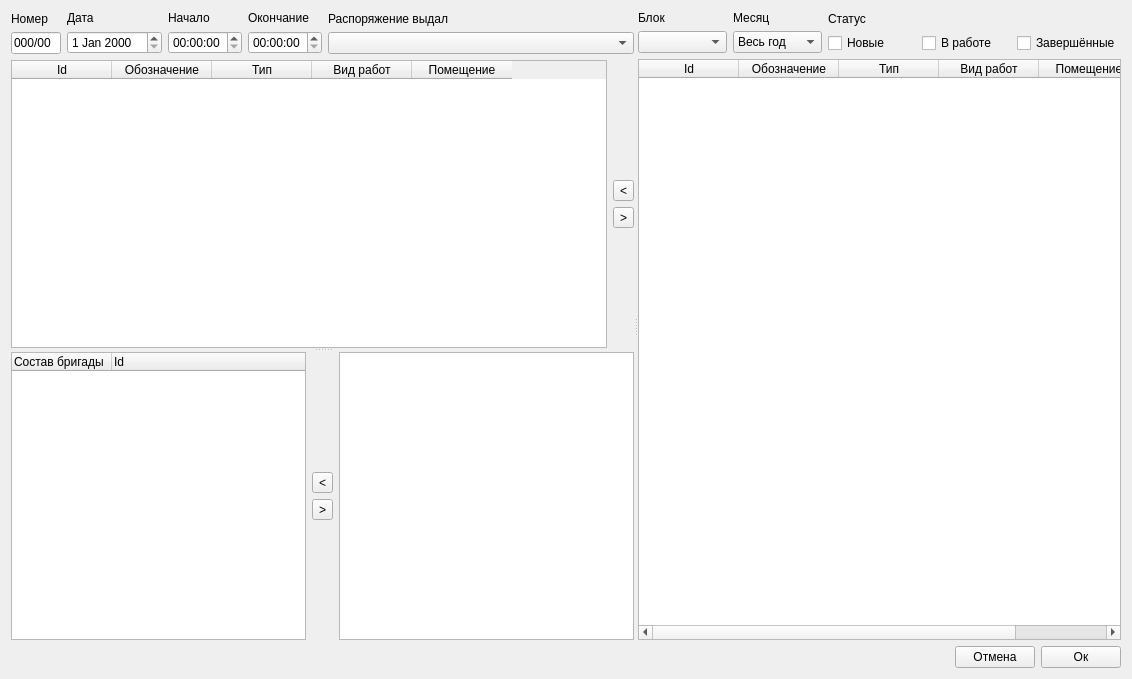
First picture: the form in raspform.ui, repository Balyaev-D-A/MFDB, before the edit.
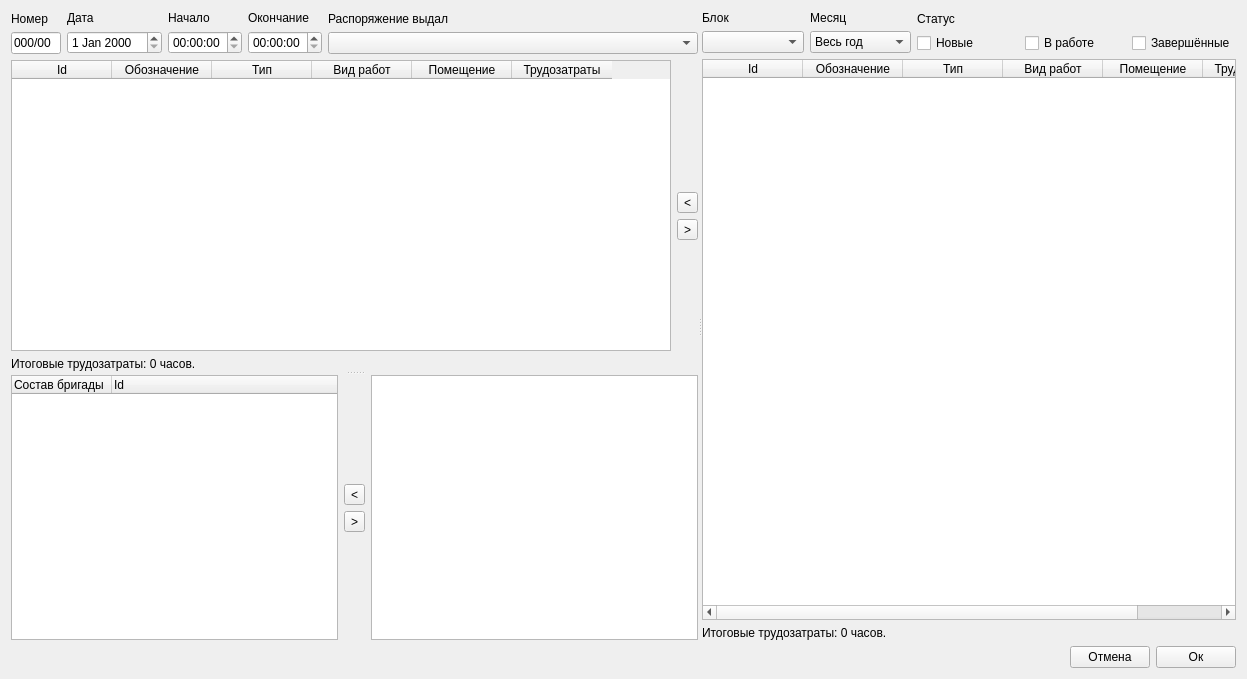
Second picture: the form after the edit.

Diff of the .ui file:
```diff
--- a/raspform.ui
+++ b/raspform.ui
@@ -9,30 +9,25 @@
    <rect>
     <x>0</x>
     <y>0</y>
-    <width>1132</width>
+    <width>1247</width>
     <height>679</height>
    </rect>
   </property>
   <property name="windowTitle">
    <string>Form</string>
   </property>
-  <layout class="QVBoxLayout" name="verticalLayout_15">
+  <layout class="QVBoxLayout" name="verticalLayout_17">
    <item>
     <widget class="QSplitter" name="splitter_2">
-     <property name="sizePolicy">
-      <sizepolicy hsizetype="Expanding" vsizetype="Expanding">
-       <horstretch>0</horstretch>
-       <verstretch>0</verstretch>
-      </sizepolicy>
-     </property>
      <property name="orientation">
       <enum>Qt::Horizontal</enum>
      </property>
-     <property name="handleWidth">
-      <number>4</number>
-     </property>
-     <widget class="QWidget" name="layoutWidget">
-      <layout class="QVBoxLayout" name="verticalLayout_11">
+     <widget class="QSplitter" name="splitter">
+      <property name="orientation">
+       <enum>Qt::Vertical</enum>
+      </property>
+      <widget class="QWidget" name="">
+       <layout class="QVBoxLayout" name="verticalLayout_16">
        <item>
         <layout class="QHBoxLayout" name="horizontalLayout_4">
          <item>
@@ -143,12 +138,9 @@
         </layout>
        </item>
        <item>
-        <widget class="QSplitter" name="splitter">
-         <property name="orientation">
-          <enum>Qt::Vertical</enum>
-         </property>
-         <widget class="QWidget" name="layoutWidget">
-          <layout class="QHBoxLayout" name="horizontalLayout_5">
+         <layout class="QHBoxLayout" name="horizontalLayout_2">
+          <item>
+           <layout class="QVBoxLayout" name="verticalLayout_15">
            <item>
             <widget class="QTableWidget" name="currWorkTable">
              <property name="sortingEnabled">
@@ -182,7 +174,21 @@
                <string>Помещение</string>
               </property>
              </column>
-            </widget>
+              <column>
+               <property name="text">
+                <string>Трудозатраты</string>
+               </property>
+              </column>
+             </widget>
+            </item>
+            <item>
+             <widget class="QLabel" name="labelRaspTotal">
+              <property name="text">
+               <string>Итоговые трудозатраты: 0 часов.</string>
+              </property>
+             </widget>
+            </item>
+           </layout>
            </item>
            <item>
             <layout class="QVBoxLayout" name="verticalLayout_5">
@@ -229,6 +235,8 @@
             </layout>
            </item>
           </layout>
+        </item>
+       </layout>
          </widget>
          <widget class="QWidget" name="layoutWidget">
           <layout class="QHBoxLayout" name="horizontalLayout_6">
@@ -296,11 +304,13 @@
           </layout>
          </widget>
         </widget>
-       </item>
-      </layout>
-     </widget>
-     <widget class="QWidget" name="layoutWidget">
+     <widget class="QWidget" name="">
+      <layout class="QVBoxLayout" name="verticalLayout_11">
+       <item>
       <layout class="QVBoxLayout" name="verticalLayout_14">
+         <property name="sizeConstraint">
+          <enum>QLayout::SetDefaultConstraint</enum>
+         </property>
        <item>
         <layout class="QHBoxLayout" name="horizontalLayout">
          <item>
@@ -542,6 +552,20 @@
            <string>Помещение</string>
           </property>
          </column>
+           <column>
+            <property name="text">
+             <string>Трудозатраты</string>
+            </property>
+           </column>
+          </widget>
+         </item>
+        </layout>
+       </item>
+       <item>
+        <widget class="QLabel" name="labelTotal">
+         <property name="text">
+          <string>Итоговые трудозатраты: 0 часов.</string>
+         </property>
         </widget>
        </item>
       </layout>
```
Lines whose indentation alone changed are shown as unchanged.
